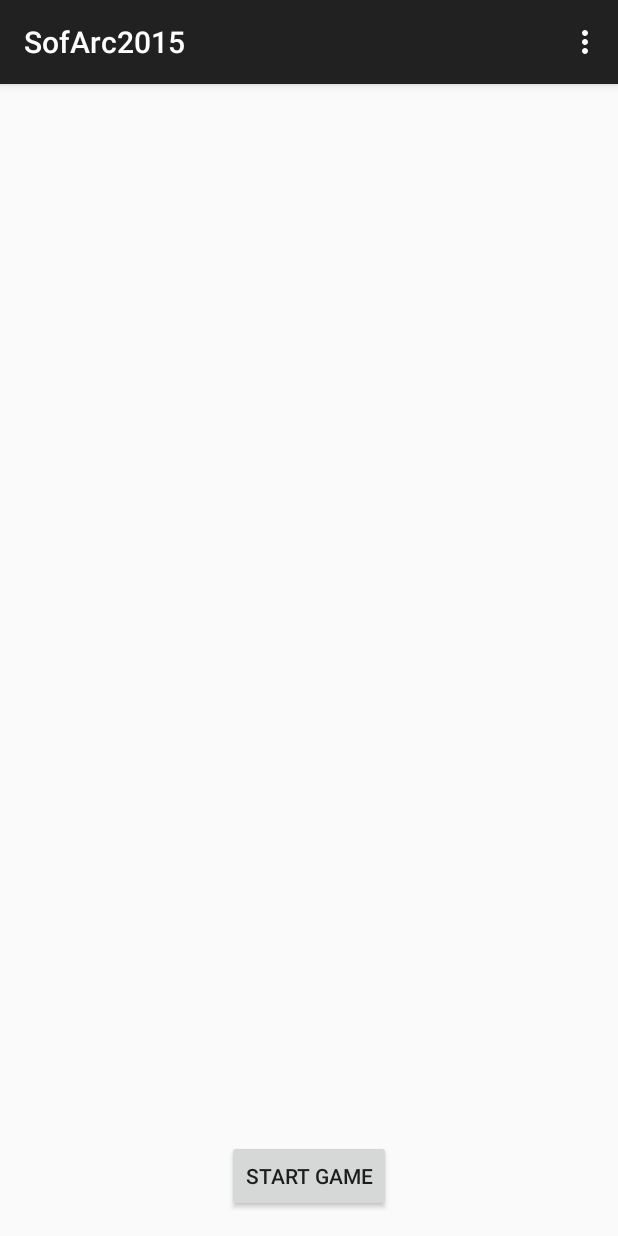
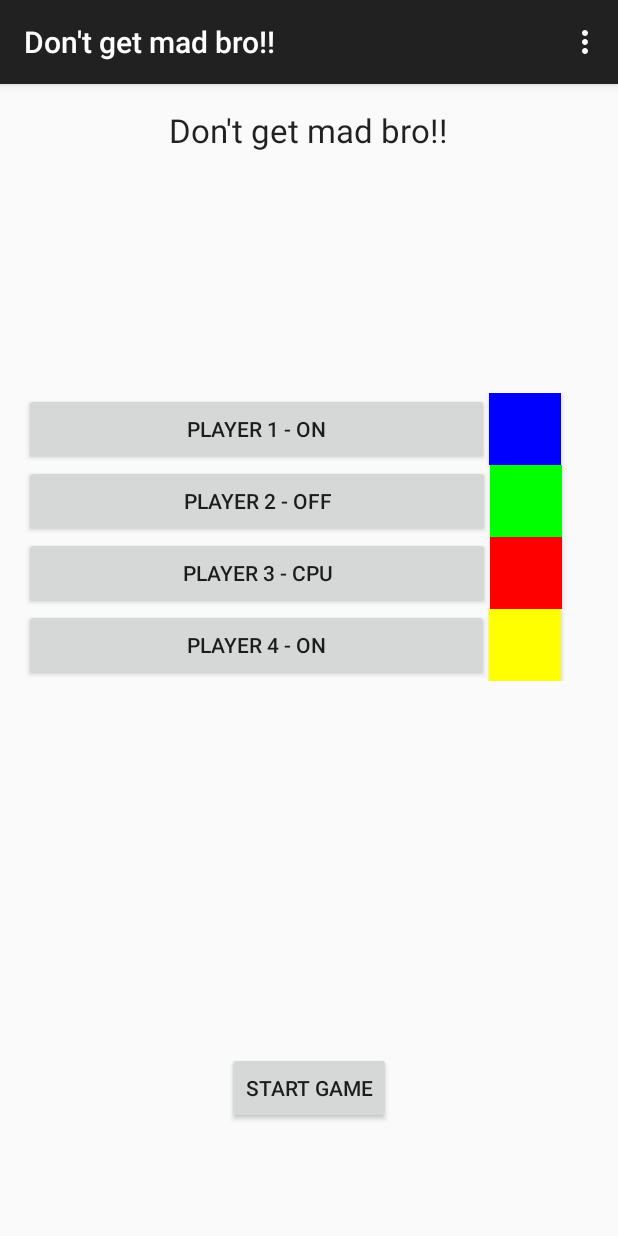
Before and after one commit to MarkusLund/SofArc2015, an Android app: the screen it shows after launch (StartApp), on a phone screen of 412 x 824 dp. Run offline under Robolectric (Android 15) with nearby library versions, the phone set to English and light mode, and no system bars.

Commit message:
Added Player Settings

```diff
--- /dev/null
+++ b/app/src/main/java/no/ntnu/sa2015/sofarc2015/PlayerColour.java
@@ -0,0 +1,25 @@
+package no.ntnu.sa2015.sofarc2015;
+
+import android.graphics.Color;
+
+/**
+ * Created by catalin on 13/04/15.
+ */
+
+public enum PlayerColour {
+    YELLOW(Color.YELLOW),
+    GREEN(Color.GREEN),
+    RED(Color.RED),
+    BLUE(Color.BLUE);
+
+    private int andoridColourCode;
+
+    PlayerColour(int colourCode) {
+        this.andoridColourCode = colourCode;
+    }
+
+    public int getColourCode() {
+        return andoridColourCode;
+    }
+
+}
--- /dev/null
+++ b/app/src/main/java/no/ntnu/sa2015/sofarc2015/PlayerState.java
@@ -0,0 +1,51 @@
+package no.ntnu.sa2015.sofarc2015;
+
+/**
+ * Created by catalin on 13/04/15.
+ */
+public class PlayerState {
+    private int playerId;
+    private PlayerType type;
+    private PlayerColour colour;
+
+
+    public PlayerState(PlayerType type, PlayerColour colour, int playerId) {
+        this.type = type;
+        this.colour = colour;
+        this.playerId = playerId;
+    }
+
+    public void setNextState() {
+        if (type == PlayerType.ON) {
+            type = PlayerType.CPU;
+        } else if (type == PlayerType.CPU) {
+            type = PlayerType.OFF;
+        } else {
+            type = PlayerType.ON;
+        }
+    }
+
+    public void setNextColour() {
+        if (colour== PlayerColour.YELLOW){
+            colour= PlayerColour.BLUE;
+        } else if (colour==PlayerColour.BLUE) {
+            colour= PlayerColour.GREEN;
+        } else if(colour==PlayerColour.GREEN){
+            colour=PlayerColour.RED;
+        } else {
+            colour=PlayerColour.YELLOW;
+        }
+    }
+
+    public String getStateString() {
+        return type.getState();
+    }
+
+    public int getColourCode(){
+        return colour.getColourCode();
+    }
+
+    public Integer getPlayerId() {
+        return playerId;
+    }
+}
--- /dev/null
+++ b/app/src/main/java/no/ntnu/sa2015/sofarc2015/PlayerType.java
@@ -0,0 +1,21 @@
+package no.ntnu.sa2015.sofarc2015;
+
+/**
+ * Created by catalin on 13/04/15.
+ */
+
+public enum PlayerType {
+    ON("ON"),
+    OFF("OFF"),
+    CPU("CPU");
+
+    private final String state;
+
+    private PlayerType(String state) {
+        this.state = state;
+    }
+
+    public String getState() {
+        return this.state;
+    }
+}
--- a/app/src/main/java/no/ntnu/sa2015/sofarc2015/StartApp.java
+++ b/app/src/main/java/no/ntnu/sa2015/sofarc2015/StartApp.java
@@ -10,11 +10,48 @@ import android.widget.Button;
 
 
 public class StartApp extends ActionBarActivity {
+    StartGameState gameState = StartGameState.getInstance();
 
     @Override
     protected void onCreate(Bundle savedInstanceState) {
         super.onCreate(savedInstanceState);
         setContentView(R.layout.activity_start_app);
+
+        // get player state buttons
+        final Button p1Btn = (Button) findViewById(R.id.player_1_state_button);
+        final Button p2Btn = (Button) findViewById(R.id.player_2_state_button);
+        final Button p3Btn = (Button) findViewById(R.id.player_3_state_button);
+        final Button p4Btn = (Button) findViewById(R.id.player_4_state_button);
+
+        //get colour buttons
+        final Button p1ColourBtn = (Button) findViewById(R.id.player_1_color_button);
+        final Button p2ColourBtn = (Button) findViewById(R.id.player_2_color_button);
+        final Button p3ColourBtn = (Button) findViewById(R.id.player_3_color_button);
+        final Button p4ColourBtn = (Button) findViewById(R.id.player_4_color_button);
+
+        String playerButtonText = getResources().getString(R.string.player_button_text);
+
+        p1Btn.setText(String.format(playerButtonText, gameState.getP1().getPlayerId(), gameState.getP1().getStateString()));
+        p2Btn.setText(String.format(playerButtonText, gameState.getP2().getPlayerId(), gameState.getP2().getStateString()));
+        p3Btn.setText(String.format(playerButtonText, gameState.getP3().getPlayerId(), gameState.getP3().getStateString()));
+        p4Btn.setText(String.format(playerButtonText, gameState.getP4().getPlayerId(), gameState.getP4().getStateString()));
+
+
+        p1Btn.setOnClickListener(new PlayerStateOnClickListener(gameState.getP1(), p1Btn, playerButtonText));
+        p2Btn.setOnClickListener(new PlayerStateOnClickListener(gameState.getP2(), p2Btn, playerButtonText));
+        p3Btn.setOnClickListener(new PlayerStateOnClickListener(gameState.getP3(), p3Btn, playerButtonText));
+        p4Btn.setOnClickListener(new PlayerStateOnClickListener(gameState.getP4(), p4Btn, playerButtonText));
+
+
+        p1ColourBtn.setBackgroundColor(gameState.getP1().getColourCode());
+        p2ColourBtn.setBackgroundColor(gameState.getP2().getColourCode());
+        p3ColourBtn.setBackgroundColor(gameState.getP3().getColourCode());
+        p4ColourBtn.setBackgroundColor(gameState.getP4().getColourCode());
+
+        p1ColourBtn.setOnClickListener(new PlayerColourOnClickListener(gameState.getP1(), p1ColourBtn));
+        p2ColourBtn.setOnClickListener(new PlayerColourOnClickListener(gameState.getP2(), p2ColourBtn));
+        p3ColourBtn.setOnClickListener(new PlayerColourOnClickListener(gameState.getP3(), p3ColourBtn));
+        p4ColourBtn.setOnClickListener(new PlayerColourOnClickListener(gameState.getP4(), p4ColourBtn));
 
         Button startbtn = (Button) findViewById(R.id.startButton);
         startbtn.setOnClickListener(new View.OnClickListener() {
@@ -48,3 +85,46 @@ public class StartApp extends ActionBarActivity {
         return super.onOptionsItemSelected(item);
     }
 }
+
+/**
+ * Player Type button OnClick event listener
+ */
+class PlayerStateOnClickListener implements View.OnClickListener {
+
+    private PlayerState state;
+    private Button button;
+    private String buttonText;
+
+    public PlayerStateOnClickListener(PlayerState state, Button button, String buttonText) {
+        this.state = state;
+        this.button = button;
+        this.buttonText = buttonText;
+    }
+
+    @Override
+    public void onClick(View v) {
+        state.setNextState();
+        button.setText(String.format(buttonText, state.getPlayerId(),
+                state.getStateString()));
+    }
+}
+
+/**
+ * Player Colour button onclick event listener
+ */
+class PlayerColourOnClickListener implements View.OnClickListener {
+
+    private PlayerState state;
+    private Button button;
+
+    public PlayerColourOnClickListener(PlayerState state, Button button) {
+        this.state = state;
+        this.button = button;
+    }
+
+    @Override
+    public void onClick(View v) {
+        state.setNextColour();
+        button.setBackgroundColor(state.getColourCode());
+    }
+}
--- /dev/null
+++ b/app/src/main/java/no/ntnu/sa2015/sofarc2015/StartGameState.java
@@ -0,0 +1,48 @@
+package no.ntnu.sa2015.sofarc2015;
+
+/**
+ * Created by catalin on 14/04/15.
+ */
+public class StartGameState {
+    private static StartGameState instance = null;
+
+    private PlayerState p1;
+    private PlayerState p2;
+    private PlayerState p3;
+    private PlayerState p4;
+
+    private StartGameState(){
+        p1 = new PlayerState(PlayerType.ON, PlayerColour.BLUE, 1);
+        p2 = new PlayerState(PlayerType.OFF, PlayerColour.GREEN, 2);
+        p3 = new PlayerState(PlayerType.CPU, PlayerColour.RED, 3);
+        p4 = new PlayerState(PlayerType.ON, PlayerColour.YELLOW, 4);
+    }
+
+    public static StartGameState getInstance() {
+        if (instance == null ) {
+            synchronized (StartGameState.class) {
+                if (instance == null) {
+                    instance = new StartGameState();
+                }
+            }
+        }
+
+        return instance;
+    }
+
+    public PlayerState getP1() {
+        return p1;
+    }
+
+    public PlayerState getP2() {
+        return p2;
+    }
+
+    public PlayerState getP3() {
+        return p3;
+    }
+
+    public PlayerState getP4() {
+        return p4;
+    }
+}
--- a/app/src/main/res/layout/activity_start_app.xml
+++ b/app/src/main/res/layout/activity_start_app.xml
@@ -10,8 +10,59 @@
         android:layout_width="fill_parent"
         android:layout_height="fill_parent"
         android:layout_alignParentStart="true"
-        android:gravity="bottom">
+        android:weightSum="1">
 
+        <LinearLayout
+                android:orientation="vertical"
+                android:layout_width="fill_parent"
+                android:layout_height="91dp" android:layout_weight="0.29">
+            <TextView
+                    android:layout_width="wrap_content"
+                    android:layout_height="wrap_content"
+                    android:textAppearance="?android:attr/textAppearanceLarge"
+                    android:text="@string/app_name"
+                    android:id="@+id/textView" android:layout_gravity="center_horizontal"/>
+        </LinearLayout>
+        <LinearLayout
+                android:orientation="vertical"
+                android:layout_width="fill_parent"
+                android:layout_height="255dp" android:layout_weight="0.54">
+            <LinearLayout android:orientation="horizontal" android:layout_width="match_parent"
+                          android:layout_height="wrap_content" android:layout_gravity="center_horizontal"
+                          android:weightSum="1">
+                <Button android:layout_width="wrap_content" android:layout_height="wrap_content"
+                        android:text="@string/player_button_text" android:id="@+id/player_1_state_button" android:layout_weight="0.90"/>
+                <Button style="?android:attr/buttonStyleSmall" android:layout_width="wrap_content"
+                        android:layout_height="wrap_content" android:id="@+id/player_1_color_button"/>
+            </LinearLayout>
+            <LinearLayout android:orientation="horizontal" android:layout_width="match_parent"
+                          android:layout_height="wrap_content" android:layout_gravity="center_horizontal"
+                          android:weightSum="1">
+                <Button android:layout_width="wrap_content" android:layout_height="wrap_content"
+                        android:text="@string/player_button_text" android:id="@+id/player_2_state_button"
+                        android:layout_weight="0.90"/>
+                <Button style="?android:attr/buttonStyleSmall" android:layout_width="wrap_content"
+                        android:layout_height="wrap_content" android:id="@+id/player_2_color_button"/>
+            </LinearLayout>
+            <LinearLayout android:orientation="horizontal" android:layout_width="match_parent"
+                          android:layout_height="wrap_content" android:layout_gravity="center_horizontal"
+                          android:weightSum="1">
+                <Button android:layout_width="wrap_content" android:layout_height="wrap_content"
+                        android:text="@string/player_button_text" android:id="@+id/player_3_state_button"
+                        android:layout_weight="0.90"/>
+                <Button style="?android:attr/buttonStyleSmall" android:layout_width="wrap_content"
+                        android:layout_height="wrap_content" android:id="@+id/player_3_color_button"/>
+            </LinearLayout>
+            <LinearLayout android:orientation="horizontal" android:layout_width="match_parent"
+                          android:layout_height="wrap_content" android:layout_gravity="center_horizontal"
+                          android:weightSum="1">
+                <Button android:layout_width="wrap_content" android:layout_height="wrap_content"
+                        android:text="@string/player_button_text" android:id="@+id/player_4_state_button"
+                        android:layout_weight="0.90"/>
+                <Button style="?android:attr/buttonStyleSmall" android:layout_width="wrap_content"
+                        android:layout_height="wrap_content" android:id="@+id/player_4_color_button"/>
+            </LinearLayout>
+        </LinearLayout>
         <Button
             android:layout_width="wrap_content"
             android:layout_height="wrap_content"
--- a/app/src/main/res/values/strings.xml
+++ b/app/src/main/res/values/strings.xml
@@ -1,9 +1,10 @@
 <resources>
-    <string name="app_name">SofArc2015</string>
+    <string name="app_name">Don\'t get mad bro!!</string>
 
     <string name="hello_world">Hello World!</string>
     <string name="action_settings">Settings</string>
     <string name="title_activity_game">GameActivity</string>
     <string name="hei_dag">Hei Dagu!</string>
     <string name="start_game">Start game</string>
+    <string name="player_button_text">Player %1$d - %2$s</string>
 </resources>
```
